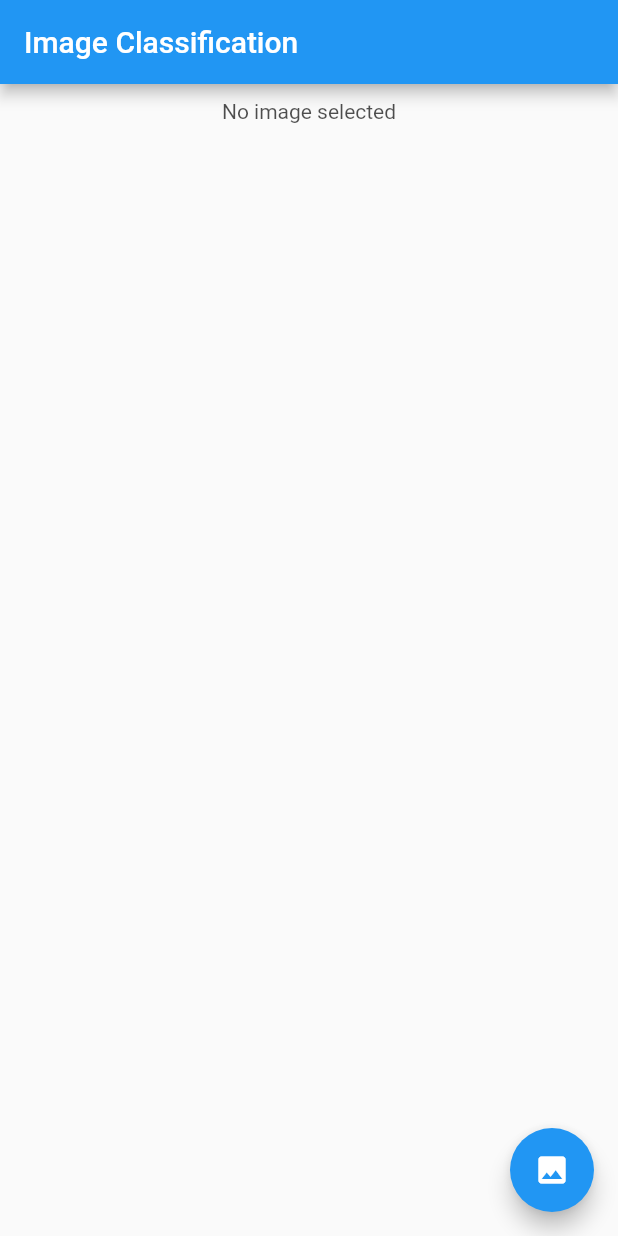
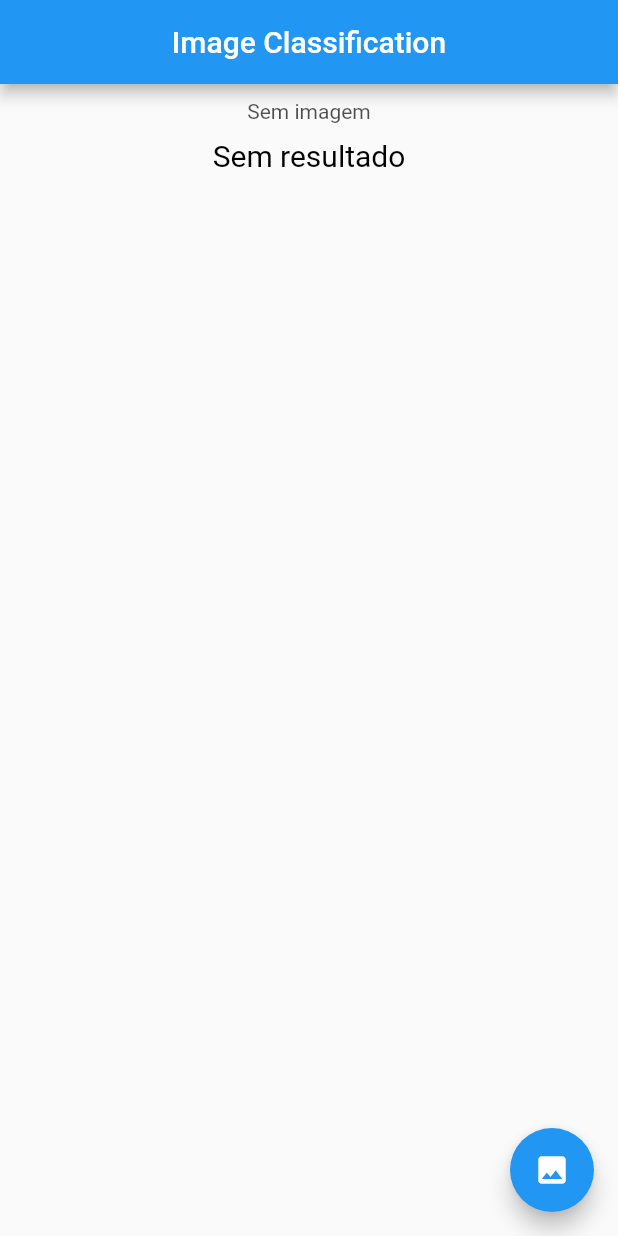
Before and after one commit to Silvasss/Flutter-classificacao-imagens, a Flutter app: the screen it shows after launch, after a tap on the "image" icon, on a phone screen of 412 x 824 dp. Run offline on Flutter 3.47's test engine with Material 2 defaults, Android fonts, the phone set to English and light mode, and no system bars; our stand-ins replace image_picker; project files that could hold a hidden picture were left out.

Commit message:
Versão final

```diff
--- a/lib/modelo.dart
+++ b/lib/modelo.dart
@@ -6,16 +6,14 @@ import 'package:image/image.dart' as image1;
 import 'package:image_picker/image_picker.dart';
 import 'package:teste/client.dart';
 
-
 class modelo extends StatefulWidget {
-  const modelo({Key? key}) : super(key : key);
+  const modelo({Key? key}) : super(key: key);
 
   @override
   _modeloState createState() => _modeloState();
 }
 
 class _modeloState extends State<modelo> {
-
   late File _image;
   late String _results;
   bool imageSelect = false;
@@ -27,31 +25,53 @@ class _modeloState extends State<modelo> {
     super.initState();
   }
 
-
   @override
   Widget build(BuildContext context) {
     return Scaffold(
         appBar: AppBar(
-        title: const Text("Image Classification"),
+          title: Text("Image Classification"),
+          centerTitle: true,
         ),
+        /*
+      body: (imageSelect)?Center(
+        child: Image.asset(_image.path),
+      ),
+      */
+
         body: ListView(
           children: [
-          (imageSelect)?Container(
+            (imageSelect)
+                ? Container(
                     margin: const EdgeInsets.all(10),
-            child: Image.file(_image),
-          ):Container(
+                    child: Image.file(_image, fit: BoxFit.fitWidth),
+                  )
+                : Container(
                     margin: const EdgeInsets.all(10),
                     child: const Opacity(
                       opacity: 0.8,
                       child: Center(
-                child: Text("No image selected"),
+                        child: Text("Sem imagem"),
                       ),
                     ),
                   ),
-        ]
+            SingleChildScrollView(
+              child: Column(
+                children: [
+                  (imageSelect)
+                      ? Text(
+                          _results,
+                          style: const TextStyle(
+                              color: Colors.black, fontSize: 20),
+                        )
+                      : const Text(
+                          "Sem resultado",
+                          style: TextStyle(color: Colors.black, fontSize: 20),
+                        )
+                ],
               ),
-
-
+            )
+          ],
+        ),
         floatingActionButton: FloatingActionButton(
           onPressed: pickImage,
           tooltip: "Pick Image",
@@ -67,22 +87,14 @@ class _modeloState extends State<modelo> {
 
     File image = File(pickedFile!.path);
 
-    // Image no display do aplicativo
-    _image = image;
-
     // decodeImage will identify the format of the image and use the appropriate decode
     final image2 = image1.decodeImage(image.readAsBytesSync())!;
 
     // Image redimensionada e recortada quadrada
     final newImage = image1.copyResizeCropSquare(image2, 28);
 
-    final newImage2 = image1.grayscale(newImage);
-
     // Abre o arquivo, grava a lista de bytes nele e fecha o arquivo
-    image.writeAsBytesSync(image1.encodeJpg(newImage2));
-
-    // Upload de um texto sem image
-    //print(await clientService.uploadText());
+    image.writeAsBytesSync(image1.encodeJpg(newImage));
 
     // Upload de uma imagem com texto
     await clientService.uploadImage(image);
@@ -93,7 +105,12 @@ class _modeloState extends State<modelo> {
     // Chama o servidor django
     lista.add(await clientService.getAllDados());
 
+    setState(() {
+      imageSelect = true;
+      // Image no display do aplicativo
+      _image = image;
+      // Resultado do modelo
       _results = lista[0][0]['boby'];
+    });
   }
-
 }
```
Lines whose indentation alone changed are shown as unchanged.
